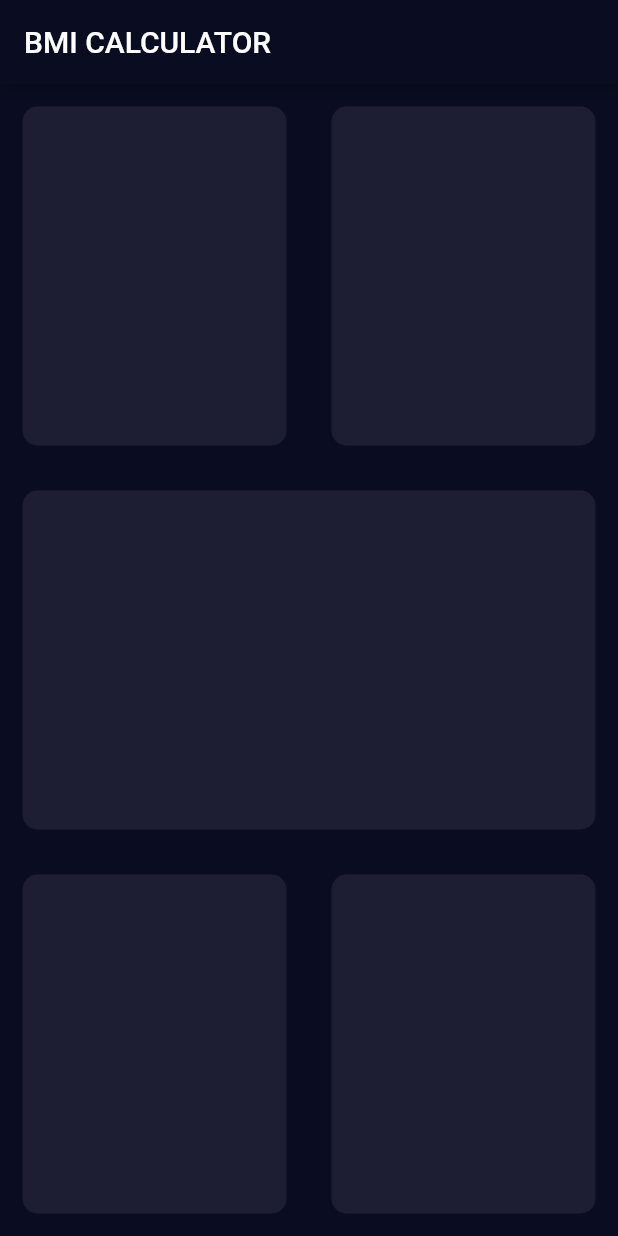
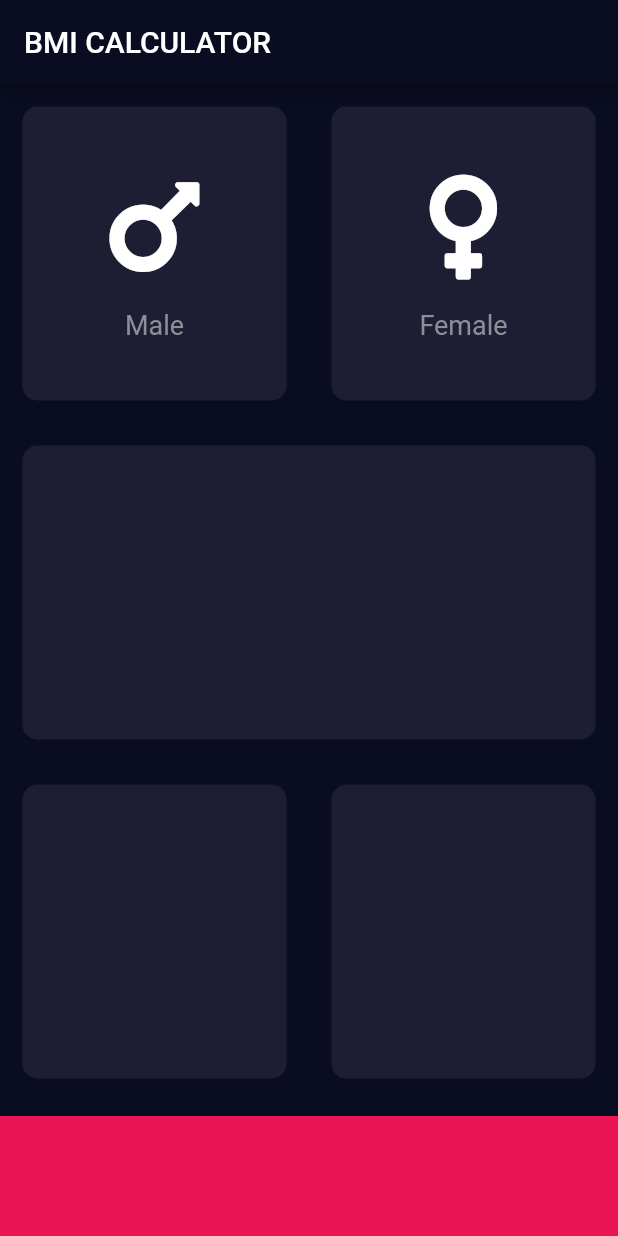
Before and after one commit to aravind-reghunadh/Bmi-calculator, a Flutter app: the screen it shows after launch, on a phone screen of 412 x 824 dp. Run offline on Flutter 3.47's test engine with Material 2 defaults, Android fonts, the phone set to English and light mode, and no system bars; our stand-ins replace font_awesome_flutter.

Commit message:
refactored inputpage, added icons

```diff
--- /dev/null
+++ b/lib/icon_content.dart
@@ -0,0 +1,26 @@
+import 'package:flutter/material.dart';
+
+class IconContent extends StatelessWidget {
+  IconContent({this.icon, this.label});
+  final IconData icon;
+  final String label;
+  @override
+  Widget build(BuildContext context) {
+    return Column(
+      mainAxisAlignment: MainAxisAlignment.center,
+      children: <Widget>[
+        Icon(
+          icon,
+          size: 80,
+        ),
+        SizedBox(
+          height: 15.0,
+        ),
+        Text(
+          label,
+          style: TextStyle(fontSize: 18, color: Color(0xff8d8e98)),
+        ),
+      ],
+    );
+  }
+}
--- a/lib/input_page.dart
+++ b/lib/input_page.dart
@@ -1,4 +1,11 @@
 import 'package:flutter/material.dart';
+import 'package:font_awesome_flutter/font_awesome_flutter.dart';
+import 'reusable_card.dart';
+import 'icon_content.dart';
+
+const BottomContainerHeight = 80.0;
+const activeCardColour = Color(0xff1d1e33);
+const BottomContainerColour = Color(0xffeb1555);
 
 class InputPage extends StatefulWidget {
   @override
@@ -17,46 +24,50 @@ class _InputPageState extends State<InputPage> {
           child: Row(
             children: <Widget>[
               Expanded(
-                child: ReusableCard(),
+                child: ReusableCard(
+                  cardChild:
+                      IconContent(icon: FontAwesomeIcons.mars, label: 'Male'),
+                  colour: activeCardColour,
+                ),
               ),
               Expanded(
-                child: ReusableCard(),
+                child: ReusableCard(
+                  cardChild: IconContent(
+                      icon: FontAwesomeIcons.venus, label: 'Female'),
+                  colour: activeCardColour,
+                ),
               ),
             ],
           ),
         ),
         Expanded(
-          child: ReusableCard(),
+          child: ReusableCard(
+            colour: activeCardColour,
+          ),
         ),
         Expanded(
           child: Row(
             children: <Widget>[
               Expanded(
-                child: ReusableCard(),
+                child: ReusableCard(
+                  colour: activeCardColour,
+                ),
               ),
               Expanded(
-                child: ReusableCard(),
+                child: ReusableCard(
+                  colour: activeCardColour,
+                ),
               ),
             ],
           ),
+        ),
+        Container(
+          color: BottomContainerColour,
+          width: double.infinity,
+          margin: EdgeInsets.only(top: 10.0),
+          height: BottomContainerHeight,
         ),
       ]),
     );
   }
 }
-
-class ReusableCard extends StatefulWidget {
-  @override
-  _ReusableCardState createState() => _ReusableCardState();
-}
-
-class _ReusableCardState extends State<ReusableCard> {
-  @override
-  Widget build(BuildContext context) {
-    return Container(
-      margin: EdgeInsets.all(15.0),
-      decoration: BoxDecoration(
-          color: Color(0xff1d1e33), borderRadius: BorderRadius.circular(10.0)),
-    );
-  }
-}
--- /dev/null
+++ b/lib/reusable_card.dart
@@ -0,0 +1,19 @@
+import 'package:flutter/material.dart';
+
+class ReusableCard extends StatelessWidget {
+  ReusableCard({@required this.colour, this.cardChild});
+  final Color colour;
+  final Widget cardChild;
+
+  @override
+  Widget build(BuildContext context) {
+    return Container(
+      child: cardChild,
+      margin: EdgeInsets.all(15.0),
+      decoration: BoxDecoration(
+        color: colour,
+        borderRadius: BorderRadius.circular(10.0),
+      ),
+    );
+  }
+}
--- a/pubspec.yaml
+++ b/pubspec.yaml
@@ -11,6 +11,7 @@ dependencies:
     sdk: flutter
 
   cupertino_icons: ^0.1.2
+  font_awesome_flutter: ^8.4.0
 
 dev_dependencies:
   flutter_test:
```
